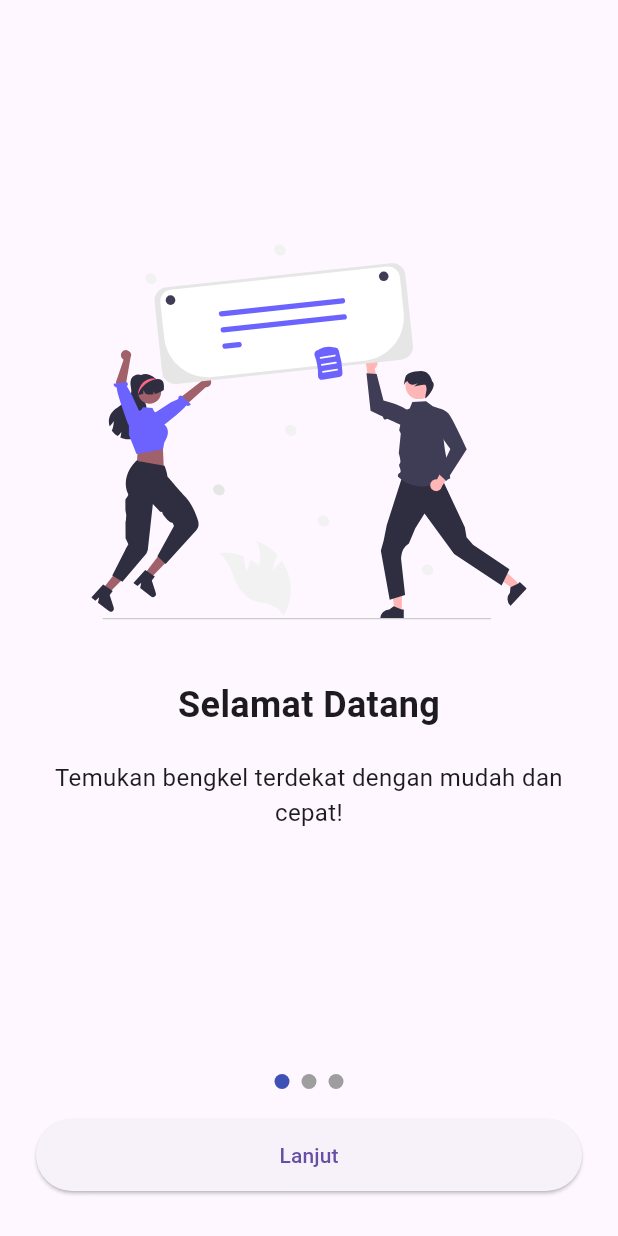
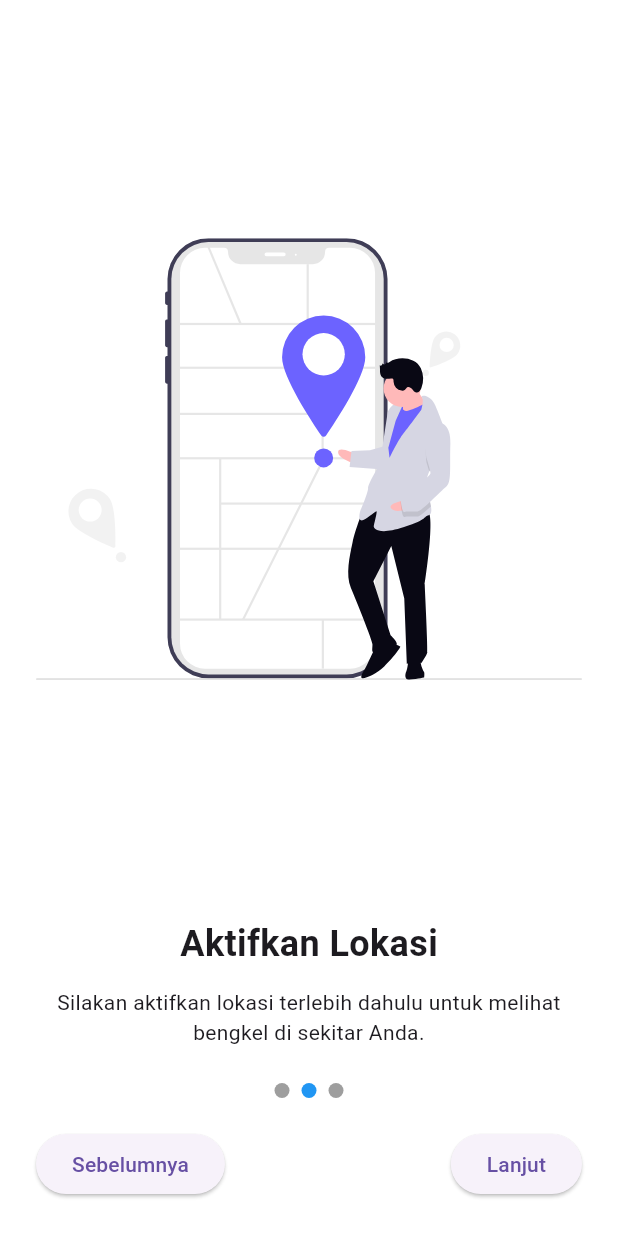
Before and after one commit to zulfiachsans/bengkel_terdekat, a Flutter app: the screen it shows after launch, after a tap on "Lanjut", on a phone screen of 412 x 824 dp. Run offline on Flutter 3.47's test engine with Material 3 defaults, Android fonts, the phone set to English and light mode, and no system bars; drawn by our look-alikes of smooth_page_indicator; our stand-ins replace flutter_svg.

Commit message:
setup onboarding screen and update flutter version

```diff
--- a/lib/screen/onboarding_screen.dart
+++ b/lib/screen/onboarding_screen.dart
@@ -1,6 +1,5 @@
 import 'package:flutter/material.dart';
 import 'package:flutter_svg/svg.dart';
-import 'location_permission_screen.dart';
 import 'package:smooth_page_indicator/smooth_page_indicator.dart';
 
 class OnboardingScreen extends StatefulWidget {
@@ -34,40 +33,55 @@ class _OnboardingScreenState extends State<OnboardingScreen> {
     },
   ];
 
+  void _nextPage() {
+    if (_currentIndex < _pages.length - 1) {
+      _controller.nextPage(
+          duration: const Duration(milliseconds: 300), curve: Curves.ease);
+    }
+  }
+
+  void _prevPage() {
+    if (_currentIndex > 0) {
+      _controller.previousPage(
+          duration: const Duration(milliseconds: 300), curve: Curves.ease);
+    }
+  }
+
   @override
   Widget build(BuildContext context) {
     return Scaffold(
-      body: Column(
+      backgroundColor: Colors.white,
+      body: SafeArea(
+        child: Column(
           children: [
             Expanded(
               child: PageView.builder(
                 controller: _controller,
-              onPageChanged: (index) => setState(() => _currentIndex = index),
                 itemCount: _pages.length,
+                onPageChanged: (index) {
+                  setState(() => _currentIndex = index);
+                },
                 itemBuilder: (context, index) {
-                final page = _pages[index];
+                  final data = _pages[index];
                   return Padding(
                     padding: const EdgeInsets.all(24.0),
                     child: Column(
-                    mainAxisAlignment: MainAxisAlignment.center,
                       children: [
-                      SvgPicture.asset(
-                        page['image']!,
-                        height: 250,
+                        Expanded(
+                          child: SvgPicture.asset(
+                            data['image']!,
                           ),
-                      // Image.asset(page['image']!, height: 250),
-                      const SizedBox(height: 40),
+                        ),
+                        const SizedBox(height: 24),
                         Text(
-                        page['title']!,
+                          data['title']!,
                           style: const TextStyle(
-                            fontSize: 24, fontWeight: FontWeight.bold),
+                            fontSize: 24,
+                            fontWeight: FontWeight.bold,
                           ),
-                      const SizedBox(height: 20),
-                      Text(
-                        page['desc']!,
-                        textAlign: TextAlign.center,
-                        style: const TextStyle(fontSize: 16),
                         ),
+                        const SizedBox(height: 12),
+                        Text(data['desc']!, textAlign: TextAlign.center),
                       ],
                     ),
                   );
@@ -77,34 +91,43 @@ class _OnboardingScreenState extends State<OnboardingScreen> {
             SmoothPageIndicator(
               controller: _controller,
               count: _pages.length,
-            effect: WormEffect(dotHeight: 10, dotWidth: 10),
+              effect: const WormEffect(
+                dotHeight: 10,
+                dotWidth: 10,
+                activeDotColor: Colors.blue,
+              ),
             ),
             const SizedBox(height: 20),
             Padding(
-            padding: const EdgeInsets.symmetric(horizontal: 24),
-            child: ElevatedButton(
+              padding: const EdgeInsets.symmetric(horizontal: 24.0),
+              child: Row(
+                mainAxisAlignment: MainAxisAlignment.spaceBetween,
+                children: [
+                  if (_currentIndex > 0)
+                    ElevatedButton(
+                      onPressed: _prevPage,
+                      child: const Text('Sebelumnya'),
+                    )
+                  else
+                    const SizedBox(width: 100), // biar rata tengah
+                  ElevatedButton(
                     onPressed: () {
-                // if (_currentIndex == _pages.length - 1) {
-                //   Navigator.pushReplacement(
-                //     context,
-                //     MaterialPageRoute(builder: (_) => const LocationPermissionScreen()),
-                //   );
-                // } else {
-                //   _controller.nextPage(
-                //     duration: const Duration(milliseconds: 500),
-                //     curve: Curves.easeInOut,
-                //   );
-                // }
+                      if (_currentIndex == _pages.length - 1) {
+                        // TODO: Navigasi ke halaman utama
+                      } else {
+                        _nextPage();
+                      }
                     },
-              style: ElevatedButton.styleFrom(
-                minimumSize: const Size(double.infinity, 48),
+                    child: Text(_currentIndex == _pages.length - 1
+                        ? 'Mulai'
+                        : 'Lanjut'),
                   ),
-              child:
-                  Text(_currentIndex == _pages.length - 1 ? "Mulai" : "Lanjut"),
+                ],
               ),
             ),
-          const SizedBox(height: 30),
+            const SizedBox(height: 24),
           ],
+        ),
       ),
     );
   }
```
Also changed, not shown: 129 other files. Lines whose indentation alone changed are shown as unchanged.
